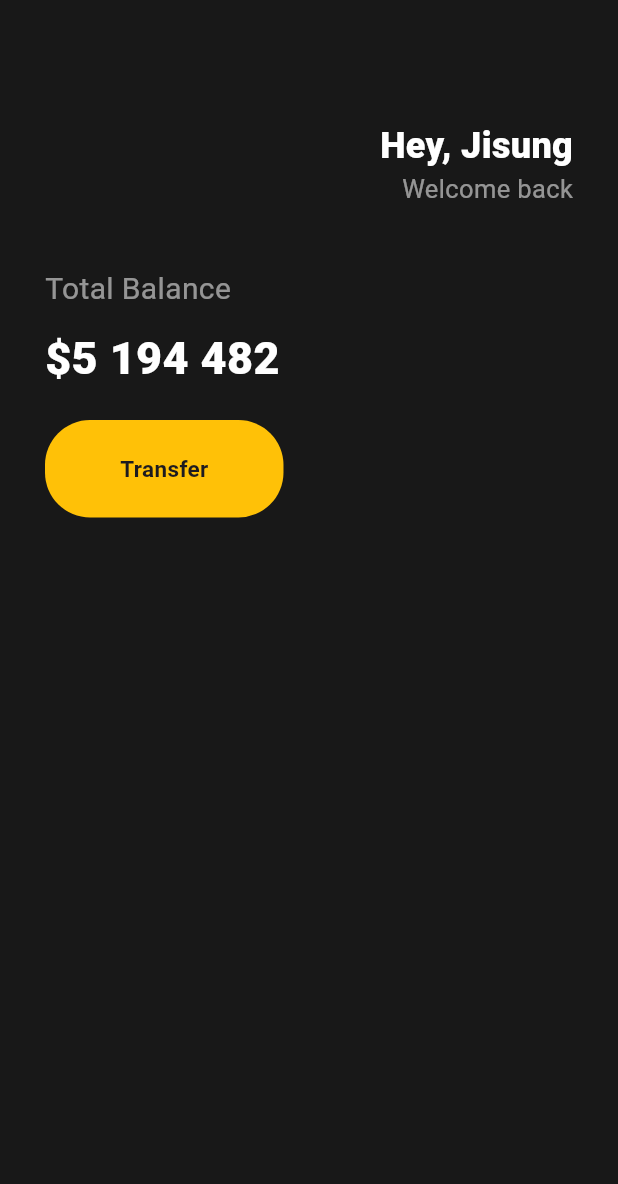
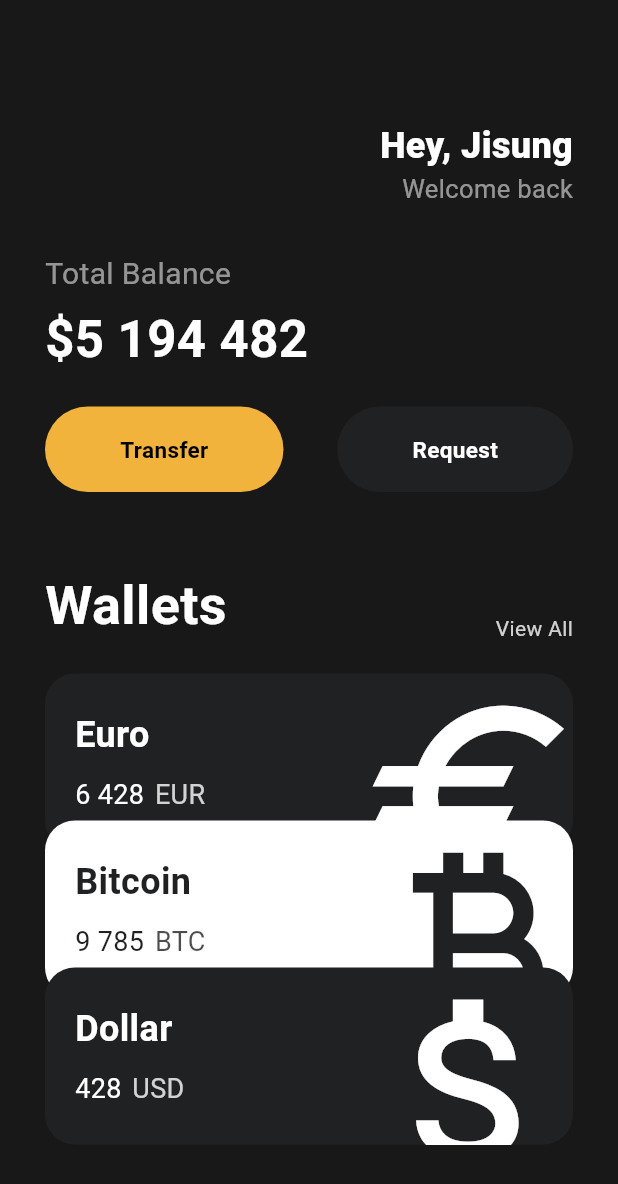
Before and after one commit to zzzzseong/flutter-playground, a Flutter app: the screen it shows after launch, on a phone screen of 412 x 824 dp. Shown: the top 1184 px of the screen. Run offline on Flutter 3.47's test engine with Material 3 defaults, Android fonts, the phone set to English and light mode, and no system bars.

Commit message:
Widget 예제 코드 추가

```diff
--- a/lib/main.dart
+++ b/lib/main.dart
@@ -1,4 +1,6 @@
 import 'package:flutter/material.dart';
+import 'package:flutter_playground/widgets/button.dart';
+import 'package:flutter_playground/widgets/currency_card.dart';
 
 void main() {
   runApp(const App());
@@ -12,7 +14,8 @@ class App extends StatelessWidget {
     return MaterialApp(
       home: Scaffold(
         backgroundColor: const Color(0xFF181818),
-        body: Padding(
+        body: SingleChildScrollView(
+          child: Padding(
             padding: const EdgeInsets.symmetric(horizontal: 30),
             child: Column(
               crossAxisAlignment: CrossAxisAlignment.start,
@@ -42,7 +45,7 @@ class App extends StatelessWidget {
                   ],
                 ),
                 const SizedBox(
-                height: 40,
+                  height: 30,
                 ),
                 const Text("Total Balance",
                     style: TextStyle(
@@ -50,35 +53,87 @@ class App extends StatelessWidget {
                       fontSize: 20,
                     )),
                 const SizedBox(
-                height: 10,
+                  height: 5,
                 ),
                 const Text("\$5 194 482",
                     style: TextStyle(
                       color: Colors.white,
-                    fontSize: 30,
-                    fontWeight: FontWeight.w800,
+                      fontSize: 34,
+                      fontWeight: FontWeight.w600,
                     )),
                 const SizedBox(
                   height: 20,
                 ),
+                const Row(
+                  mainAxisAlignment: MainAxisAlignment.spaceBetween,
+                  children: [
+                    Button(
+                        text: "Transfer",
+                        textColor: Colors.black,
+                        backgroundColor: Color(0xFFF1B33B),
+                    ),
+                    Button(
+                        text: "Request",
+                        textColor: Colors.white,
+                        backgroundColor: Color(0xFF1F2123),
+                    ),
+                  ],
+                ),
+                const SizedBox(
+                  height: 50,
+                ),
                 Row(
+                  mainAxisAlignment: MainAxisAlignment.spaceBetween,
+                  crossAxisAlignment: CrossAxisAlignment.end,
                   children: [
-                  Container(
-                      decoration: BoxDecoration(
-                          color: Colors.amber,
-                          borderRadius: BorderRadius.circular(30)),
-                      child: const Padding(
-                        padding:
-                            EdgeInsets.symmetric(horizontal: 50, vertical: 22),
-                        child: Text(
-                          "Transfer",
+                    const Text(
+                      'Wallets',
                       style: TextStyle(
-                              fontSize: 15, fontWeight: FontWeight.w600),
+                        color: Colors.white,
+                        fontSize: 36,
+                        fontWeight: FontWeight.w700,
                       ),
-                      )),
+                    ),
+                    Text(
+                      'View All',
+                      style: TextStyle(
+                          color: Colors.white.withOpacity(0.8)
+                      ),
+                    ),
                   ],
-              )
+                ),
+                const SizedBox(
+                  height: 20,
+                ),
+                const CurrencyCard(
+                  name: "Euro",
+                  code: "EUR",
+                  amount: "6 428",
+                  icon: Icons.euro,
+                  isInverted: false,
+                ),
+                Transform.translate(
+                  offset: const Offset(0, -20),
+                  child: const CurrencyCard(
+                    name: "Bitcoin",
+                    code: "BTC",
+                    amount: "9 785",
+                    icon: Icons.currency_bitcoin,
+                    isInverted: true,
+                  ),
+                ),
+                Transform.translate(
+                  offset: const Offset(0, -40),
+                  child: const CurrencyCard(
+                    name: "Dollar",
+                    code: "USD",
+                    amount: "428",
+                    icon: Icons.attach_money_outlined,
+                    isInverted: false,
+                  ),
+                ),
               ],
+            ),
           ),
         ),
       ),
--- /dev/null
+++ b/lib/widgets/button.dart
@@ -0,0 +1,35 @@
+import 'package:flutter/cupertino.dart';
+
+class Button extends StatelessWidget {
+  final String text;
+  final Color textColor;
+  final Color backgroundColor;
+
+  const Button({
+    super.key,
+    required this.text,
+    required this.textColor,
+    required this.backgroundColor,
+  });
+
+  @override
+  Widget build(BuildContext context) {
+    return Container(
+        decoration: BoxDecoration(
+            color: backgroundColor,
+            borderRadius: BorderRadius.circular(30)
+        ),
+        child: Padding(
+          padding: const EdgeInsets.symmetric(horizontal: 50, vertical: 18),
+          child: Text(
+            text,
+            style: TextStyle(
+              color: textColor,
+              fontSize: 15,
+              fontWeight: FontWeight.w600
+            ),
+          ),
+        ),
+    );
+  }
+}
--- /dev/null
+++ b/lib/widgets/currency_card.dart
@@ -0,0 +1,81 @@
+import 'package:flutter/material.dart';
+
+class CurrencyCard extends StatelessWidget {
+
+  final String name, code, amount;
+  final IconData icon;
+  final bool isInverted;
+
+  const CurrencyCard({
+    super.key,
+    required this.name,
+    required this.code,
+    required this.amount,
+    required this.icon,
+    required this.isInverted,
+  });
+
+  @override
+  Widget build(BuildContext context) {
+    return Container(
+      clipBehavior: Clip.hardEdge,
+      decoration: BoxDecoration(
+        color: isInverted ? Colors.white : const Color(0xFF1F2123),
+        borderRadius: BorderRadius.circular(20),
+      ),
+      child: Padding(
+        padding: const EdgeInsets.symmetric(horizontal: 20, vertical: 24),
+        child: Row(
+          mainAxisAlignment: MainAxisAlignment.spaceBetween,
+          children: [
+            Column(
+              crossAxisAlignment: CrossAxisAlignment.start,
+              children: [
+                Text(
+                  name,
+                  style: TextStyle(
+                    color: isInverted ? const Color(0xFF1F2123) : Colors.white,
+                    fontSize: 24,
+                    fontWeight: FontWeight.w700,
+                  ),
+                ),
+                const SizedBox(height: 10),
+                Row(
+                  crossAxisAlignment: CrossAxisAlignment.end,
+                  children: [
+                    Text(
+                      amount,
+                      style: TextStyle(
+                          color: isInverted ? const Color(0xFF1F2123) : Colors.white,
+                          fontSize: 18
+                      ),
+                    ),
+                    const SizedBox(width: 7),
+                    Text(
+                      code,
+                      style: TextStyle(
+                          color: isInverted ? const Color(0xFF1F2123).withOpacity(0.8) : Colors.white.withOpacity(0.8),
+                          fontSize: 18
+                      ),
+                    ),
+                  ],
+                ),
+              ],
+            ),
+            Transform.scale(
+                scale: 2.3,
+                child: Transform.translate(
+                  offset: const Offset(-5, 10),
+                  child: Icon(
+                      icon,
+                      color: isInverted ? const Color(0xFF1F2123) : Colors.white,
+                      size: 70
+                  ),
+                )
+            )
+          ],
+        ),
+      ),
+    );
+  }
+}
```
Lines whose indentation alone changed are shown as unchanged.
